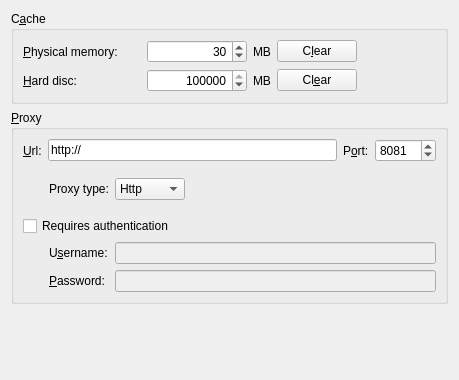
Old version of the form src/lib/MarbleCacheSettingsWidget.ui in the repository KDE/marble.
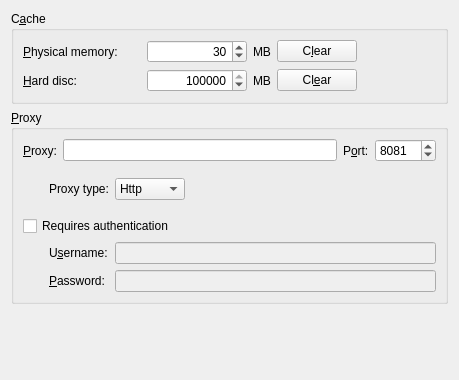
New version of the form.

Commit message: - Don't suggest an "http://" Url for proxy.

What changed in the file:
```diff
--- a/src/lib/MarbleCacheSettingsWidget.ui
+++ b/src/lib/MarbleCacheSettingsWidget.ui
@@ -188,7 +188,7 @@
         <item>
          <widget class="QLabel" name="label_proxyUrl">
           <property name="text">
-           <string>&amp;Url:</string>
+           <string>&amp;Proxy:</string>
           </property>
           <property name="buddy">
            <cstring>kcfg_proxyUrl</cstring>
@@ -198,7 +198,7 @@
         <item>
          <widget class="QLineEdit" name="kcfg_proxyUrl">
           <property name="text">
-           <string>http://</string>
+           <string></string>
           </property>
          </widget>
         </item>
```
